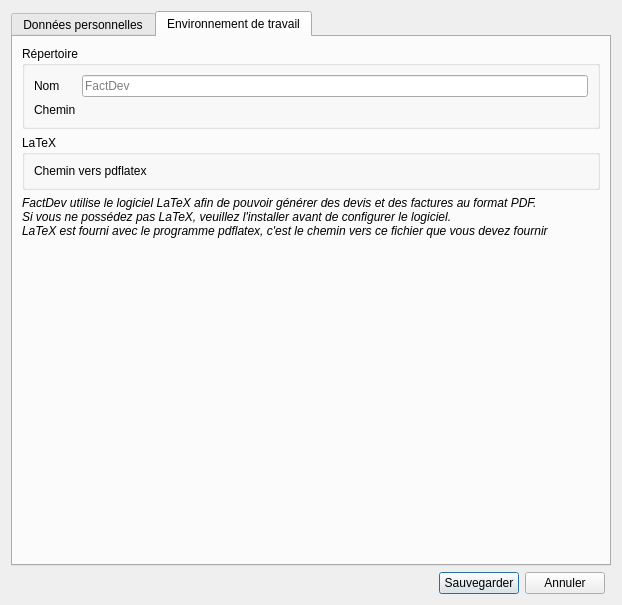
Before: the Qt Designer form src/gui/dialogs/userdatadialog.ui in FACT-Team/FactDev, drawn with Qt 5.
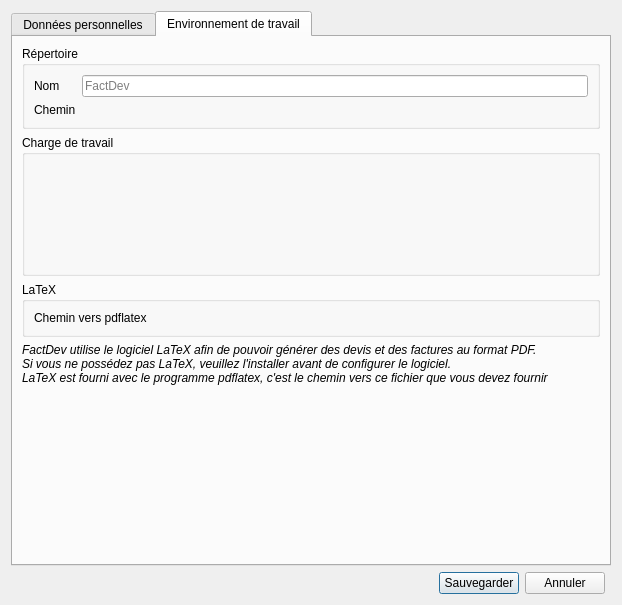
After: the same form once the commit is applied. The open tabs and pages were chosen to show the change. Icons and pictures are not drawn. Custom widgets are drawn as their Qt base class.

Commit message: Add new widget for daily hours #155

Patch:
```diff
--- a/src/gui/dialogs/userdatadialog.ui
+++ b/src/gui/dialogs/userdatadialog.ui
@@ -349,6 +349,31 @@
        <string>Environnement de travail</string>
       </attribute>
       <layout class="QGridLayout" name="gridLayout_5">
+       <item row="1" column="0">
+        <widget class="QGroupBox" name="groupBox_4">
+         <property name="minimumSize">
+          <size>
+           <width>0</width>
+           <height>100</height>
+          </size>
+         </property>
+         <property name="title">
+          <string>Charge de travail</string>
+         </property>
+         <layout class="QGridLayout" name="gridLayout_7">
+          <item row="0" column="0">
+           <widget class="Gui::Widgets::UserDailyHoursWidget" name="wdgWorkQuantity" native="true">
+            <property name="minimumSize">
+             <size>
+              <width>0</width>
+              <height>100</height>
+             </size>
+            </property>
+           </widget>
+          </item>
+         </layout>
+        </widget>
+       </item>
        <item row="0" column="0">
         <widget class="QGroupBox" name="groupBox_2">
          <property name="title">
@@ -382,7 +407,7 @@
          </layout>
         </widget>
        </item>
-       <item row="1" column="0">
+       <item row="2" column="0">
         <widget class="QGroupBox" name="groupBox_3">
          <property name="title">
           <string>LaTeX</string>
@@ -401,7 +426,7 @@
          </layout>
         </widget>
        </item>
-       <item row="2" column="0">
+       <item row="3" column="0">
         <widget class="QLabel" name="label_2">
          <property name="text">
           <string>&lt;html&gt;&lt;head/&gt;&lt;body&gt;&lt;p&gt;&lt;span style=&quot; font-style:italic;&quot;&gt;FactDev utilise le logiciel LaTeX afin de pouvoir générer des devis et des factures au format PDF.&lt;br/&gt;Si vous ne possédez pas LaTeX, veuillez l'installer avant de configurer le logiciel. &lt;br/&gt;LaTeX est fourni avec le programme pdflatex, c'est le chemin vers ce fichier que vous devez fournir&lt;/span&gt;&lt;/p&gt;&lt;/body&gt;&lt;/html&gt;</string>
@@ -411,7 +436,7 @@
          </property>
         </widget>
        </item>
-       <item row="3" column="0">
+       <item row="4" column="0">
         <spacer name="verticalSpacer">
          <property name="orientation">
           <enum>Qt::Vertical</enum>
@@ -533,6 +558,12 @@
    <extends>QWidget</extends>
    <header>gui/widgets/path/chosedirectorywidget.h</header>
   </customwidget>
+  <customwidget>
+   <class>Gui::Widgets::UserDailyHoursWidget</class>
+   <extends>QWidget</extends>
+   <header>gui/widgets/userdailyhourswidget.h</header>
+   <container>1</container>
+  </customwidget>
  </customwidgets>
  <tabstops>
   <tabstop>leAddress</tabstop>
```
Left out of the diff: 2 changed lines with no effect on the pictures. The commit also changes 4 other files.
